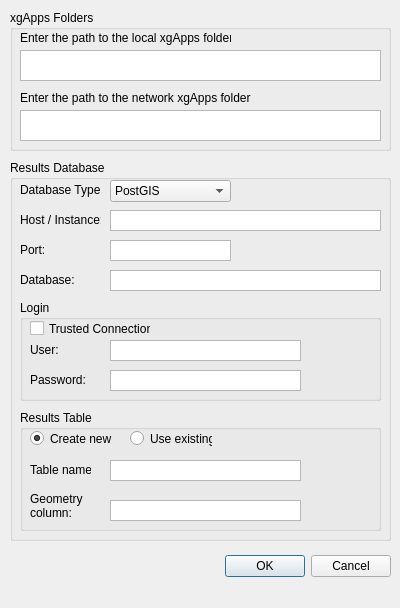
The window that xgConstraintChecker/config_dialog_base.ui (ClaireLush/ConstraintChecker) describes before a commit, drawn with Qt 5.
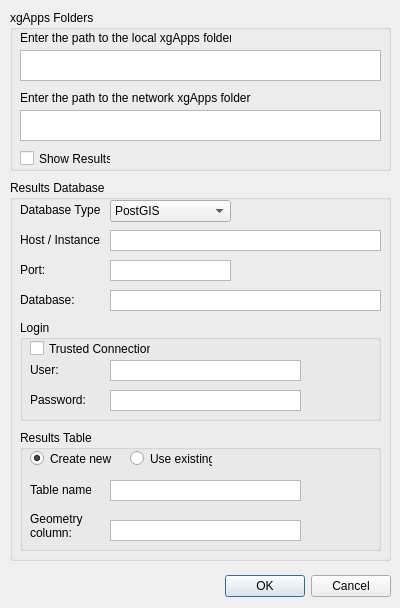
The same window after the commit. Icons and pictures are not drawn.

Patch:
```diff
--- a/xgConstraintChecker/config_dialog_base.ui
+++ b/xgConstraintChecker/config_dialog_base.ui
@@ -33,7 +33,7 @@
    <property name="geometry">
     <rect>
      <x>50</x>
-     <y>550</y>
+     <y>570</y>
      <width>341</width>
      <height>32</height>
     </rect>
@@ -51,7 +51,7 @@
      <x>10</x>
      <y>10</y>
      <width>381</width>
-     <height>141</height>
+     <height>161</height>
     </rect>
    </property>
    <property name="sizePolicy">
@@ -139,12 +139,25 @@
      <enum>Qt::ScrollBarAlwaysOff</enum>
     </property>
    </widget>
+   <widget class="QCheckBox" name="chk_show_results">
+    <property name="geometry">
+     <rect>
+      <x>10</x>
+      <y>140</y>
+      <width>91</width>
+      <height>17</height>
+     </rect>
+    </property>
+    <property name="text">
+     <string>Show Results</string>
+    </property>
+   </widget>
   </widget>
   <widget class="QGroupBox" name="grp_results_db">
    <property name="geometry">
     <rect>
      <x>10</x>
-     <y>160</y>
+     <y>180</y>
      <width>381</width>
      <height>381</height>
     </rect>
```
